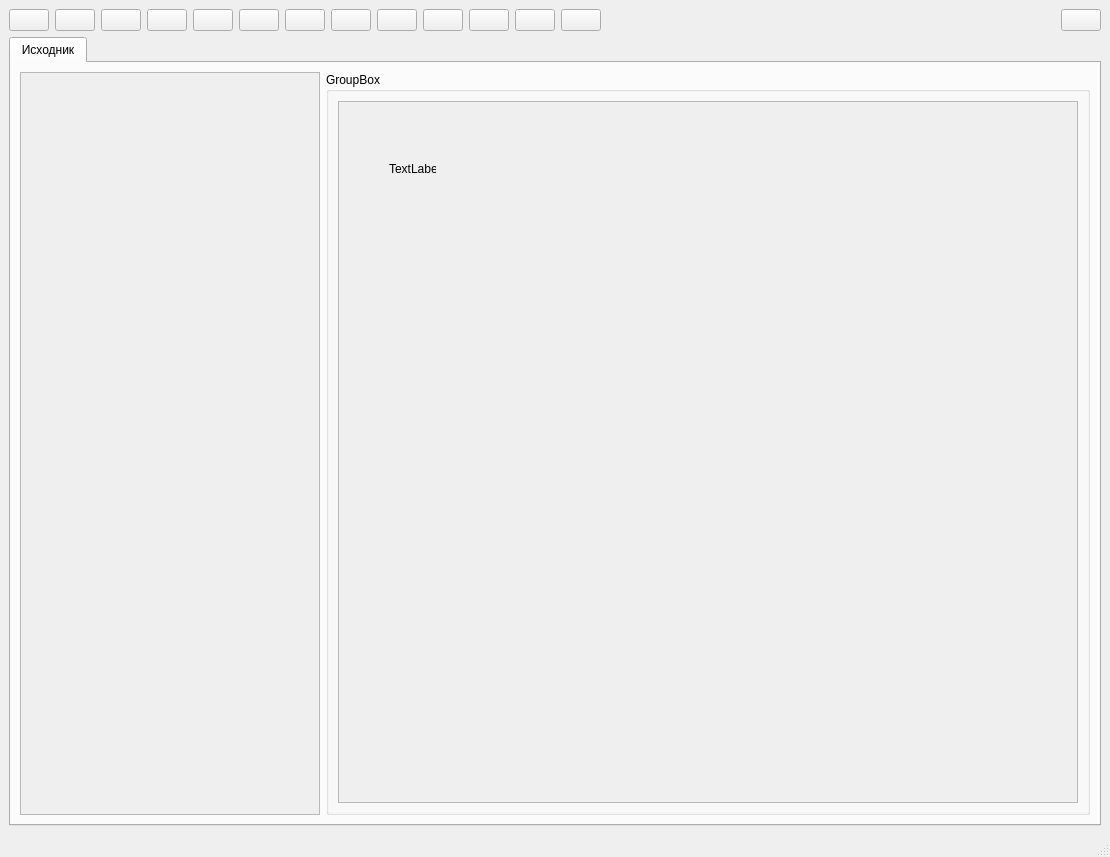
First picture: the form in cropper_ui.ui, repository grigvlwork/blank_reader, before the edit.
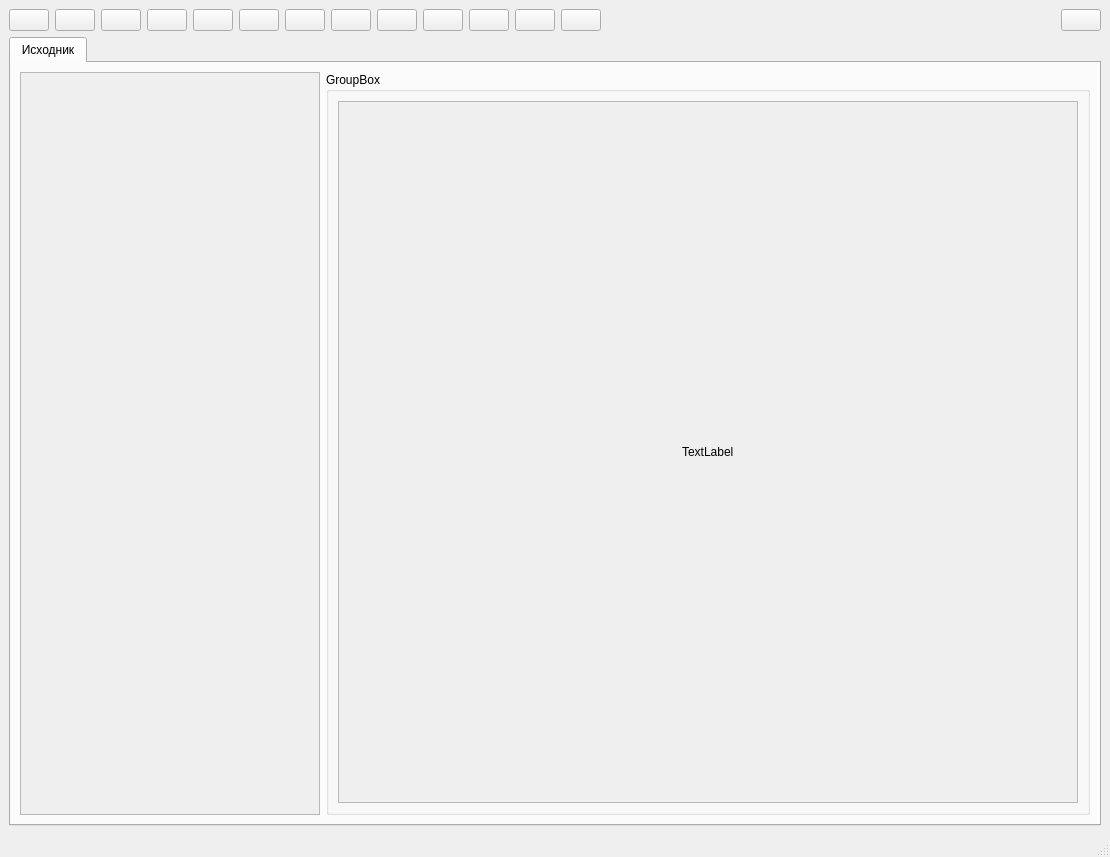
Second picture: the form after the edit. Icons and pictures are not drawn.

```diff
--- a/cropper_ui.ui
+++ b/cropper_ui.ui
@@ -415,24 +415,12 @@
                   <height>690</height>
                  </rect>
                 </property>
+                <layout class="QVBoxLayout" name="verticalLayout_3">
+                 <item>
                 <widget class="QWidget" name="scroll_w" native="true">
-                 <property name="geometry">
-                  <rect>
-                   <x>30</x>
-                   <y>30</y>
-                   <width>120</width>
-                   <height>80</height>
-                  </rect>
-                 </property>
+                   <layout class="QHBoxLayout" name="horizontalLayout_4">
+                    <item>
                  <widget class="QLabel" name="source_lb">
-                  <property name="geometry">
-                   <rect>
-                    <x>20</x>
-                    <y>30</y>
-                    <width>47</width>
-                    <height>13</height>
-                   </rect>
-                  </property>
                   <property name="sizePolicy">
                    <sizepolicy hsizetype="Maximum" vsizetype="Maximum">
                     <horstretch>0</horstretch>
@@ -443,7 +431,11 @@
                    <string>TextLabel</string>
                   </property>
                  </widget>
-                </widget>
+                    </item>
+                   </layout>
+                  </widget>
+                 </item>
+                </layout>
                </widget>
               </widget>
              </item>
```
Lines whose indentation alone changed are shown as unchanged.
